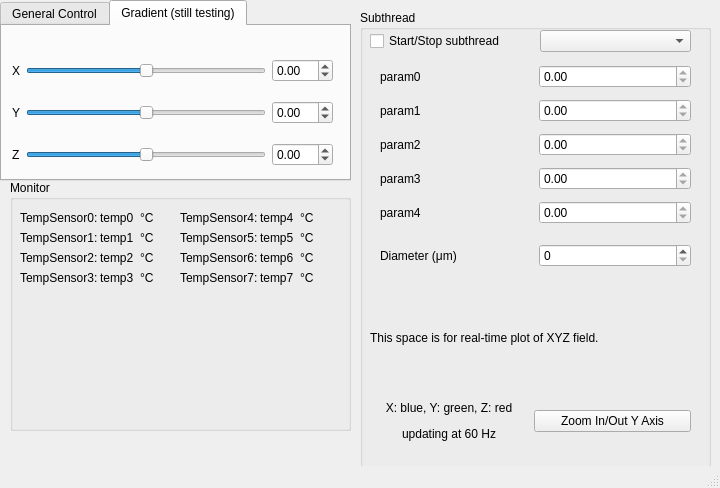
First picture: the form in EMSystem-Python/mainwindow.ui, repository ZhaoxinLee/EMSystem-Python, before the edit.
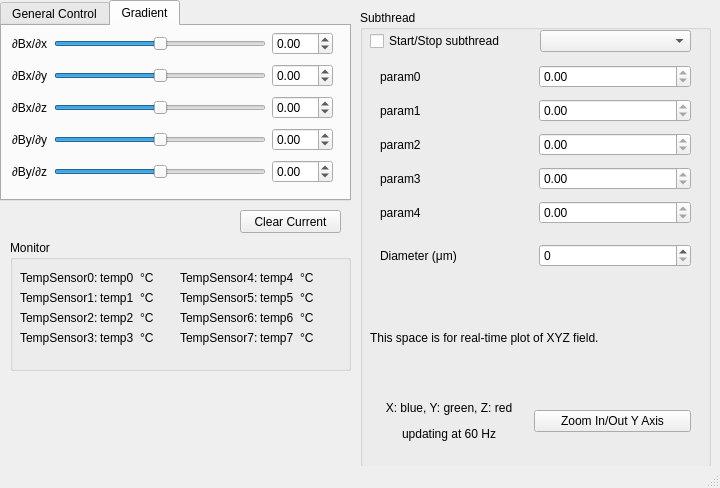
Second picture: the form after the edit. The open tabs and pages were chosen to show the change.

Diff of the .ui file:
```diff
--- a/EMSystem-Python/mainwindow.ui
+++ b/EMSystem-Python/mainwindow.ui
@@ -20,36 +20,23 @@
       <x>0</x>
       <y>0</y>
       <width>351</width>
-      <height>181</height>
+      <height>201</height>
      </rect>
     </property>
     <property name="currentIndex">
-     <number>0</number>
+     <number>1</number>
     </property>
     <widget class="QWidget" name="tab">
      <attribute name="title">
       <string>General Control</string>
      </attribute>
-     <widget class="QPushButton" name="btn_clearCurrent">
-      <property name="geometry">
-       <rect>
-        <x>230</x>
-        <y>10</y>
-        <width>101</width>
-        <height>23</height>
-       </rect>
-      </property>
-      <property name="text">
-       <string>Clear Current</string>
-      </property>
-     </widget>
      <widget class="QWidget" name="layoutWidget">
       <property name="geometry">
        <rect>
         <x>10</x>
-        <y>40</y>
+        <y>20</y>
         <width>321</width>
-        <height>101</height>
+        <height>121</height>
        </rect>
       </property>
       <layout class="QGridLayout" name="gridLayout">
@@ -166,66 +153,27 @@
     </widget>
     <widget class="QWidget" name="tab_2">
      <attribute name="title">
-      <string>Gradient (still testing)</string>
+      <string>Gradient</string>
      </attribute>
      <widget class="QWidget" name="layoutWidget_2">
       <property name="geometry">
        <rect>
         <x>10</x>
-        <y>20</y>
+        <y>3</y>
         <width>321</width>
-        <height>134</height>
+        <height>161</height>
        </rect>
       </property>
       <layout class="QGridLayout" name="gridLayout_2">
-       <item row="0" column="0">
-        <widget class="QLabel" name="label_7">
-         <property name="text">
-          <string>X</string>
-         </property>
-        </widget>
-       </item>
-       <item row="0" column="2">
-        <widget class="QDoubleSpinBox" name="dsb_xGradient">
-         <property name="minimum">
-          <double>-14.000000000000000</double>
-         </property>
-         <property name="maximum">
-          <double>14.000000000000000</double>
-         </property>
-         <property name="singleStep">
-          <double>0.500000000000000</double>
-         </property>
-        </widget>
-       </item>
        <item row="1" column="0">
         <widget class="QLabel" name="label_8">
          <property name="text">
-          <string>Y</string>
-         </property>
-        </widget>
-       </item>
-       <item row="1" column="1">
-        <widget class="QSlider" name="hsld_yGradient">
-         <property name="minimum">
-          <number>-1000</number>
-         </property>
-         <property name="maximum">
-          <number>1000</number>
-         </property>
-         <property name="singleStep">
-          <number>10</number>
-         </property>
-         <property name="pageStep">
-          <number>50</number>
-         </property>
-         <property name="orientation">
-          <enum>Qt::Horizontal</enum>
+          <string>∂Bx/∂y</string>
          </property>
         </widget>
        </item>
        <item row="1" column="2">
-        <widget class="QDoubleSpinBox" name="dsb_yGradient">
+        <widget class="QDoubleSpinBox" name="dsb_xyGradient">
          <property name="minimum">
           <double>-10.000000000000000</double>
          </property>
@@ -237,47 +185,15 @@
          </property>
         </widget>
        </item>
-       <item row="2" column="0">
-        <widget class="QLabel" name="label_9">
+       <item row="0" column="0">
+        <widget class="QLabel" name="label_7">
          <property name="text">
-          <string>Z</string>
-         </property>
-        </widget>
-       </item>
-       <item row="2" column="1">
-        <widget class="QSlider" name="hsld_zGradient">
-         <property name="minimum">
-          <number>-1000</number>
-         </property>
-         <property name="maximum">
-          <number>1000</number>
-         </property>
-         <property name="singleStep">
-          <number>10</number>
-         </property>
-         <property name="pageStep">
-          <number>50</number>
-         </property>
-         <property name="orientation">
-          <enum>Qt::Horizontal</enum>
-         </property>
-        </widget>
-       </item>
-       <item row="2" column="2">
-        <widget class="QDoubleSpinBox" name="dsb_zGradient">
-         <property name="minimum">
-          <double>-10.000000000000000</double>
-         </property>
-         <property name="maximum">
-          <double>2.500000000000000</double>
-         </property>
-         <property name="singleStep">
-          <double>0.500000000000000</double>
+          <string>∂Bx/∂x</string>
          </property>
         </widget>
        </item>
        <item row="0" column="1">
-        <widget class="QSlider" name="hsld_xGradient">
+        <widget class="QSlider" name="hsld_xxGradient">
          <property name="minimum">
           <number>-1400</number>
          </property>
@@ -295,6 +211,155 @@
          </property>
         </widget>
        </item>
+       <item row="3" column="0">
+        <widget class="QLabel" name="label_17">
+         <property name="text">
+          <string>∂By/∂y</string>
+         </property>
+        </widget>
+       </item>
+       <item row="2" column="0">
+        <widget class="QLabel" name="label_9">
+         <property name="text">
+          <string>∂Bx/∂z</string>
+         </property>
+        </widget>
+       </item>
+       <item row="2" column="1">
+        <widget class="QSlider" name="hsld_xzGradient">
+         <property name="minimum">
+          <number>-1000</number>
+         </property>
+         <property name="maximum">
+          <number>1000</number>
+         </property>
+         <property name="singleStep">
+          <number>10</number>
+         </property>
+         <property name="pageStep">
+          <number>50</number>
+         </property>
+         <property name="orientation">
+          <enum>Qt::Horizontal</enum>
+         </property>
+        </widget>
+       </item>
+       <item row="0" column="2">
+        <widget class="QDoubleSpinBox" name="dsb_xxGradient">
+         <property name="minimum">
+          <double>-14.000000000000000</double>
+         </property>
+         <property name="maximum">
+          <double>14.000000000000000</double>
+         </property>
+         <property name="singleStep">
+          <double>0.500000000000000</double>
+         </property>
+        </widget>
+       </item>
+       <item row="2" column="2">
+        <widget class="QDoubleSpinBox" name="dsb_xzGradient">
+         <property name="minimum">
+          <double>-10.000000000000000</double>
+         </property>
+         <property name="maximum">
+          <double>2.500000000000000</double>
+         </property>
+         <property name="singleStep">
+          <double>0.500000000000000</double>
+         </property>
+        </widget>
+       </item>
+       <item row="1" column="1">
+        <widget class="QSlider" name="hsld_xyGradient">
+         <property name="minimum">
+          <number>-1000</number>
+         </property>
+         <property name="maximum">
+          <number>1000</number>
+         </property>
+         <property name="singleStep">
+          <number>10</number>
+         </property>
+         <property name="pageStep">
+          <number>50</number>
+         </property>
+         <property name="orientation">
+          <enum>Qt::Horizontal</enum>
+         </property>
+        </widget>
+       </item>
+       <item row="4" column="0">
+        <widget class="QLabel" name="label_18">
+         <property name="text">
+          <string>∂By/∂z</string>
+         </property>
+        </widget>
+       </item>
+       <item row="3" column="1">
+        <widget class="QSlider" name="hsld_yyGradient">
+         <property name="minimum">
+          <number>-1000</number>
+         </property>
+         <property name="maximum">
+          <number>1000</number>
+         </property>
+         <property name="singleStep">
+          <number>10</number>
+         </property>
+         <property name="pageStep">
+          <number>50</number>
+         </property>
+         <property name="orientation">
+          <enum>Qt::Horizontal</enum>
+         </property>
+        </widget>
+       </item>
+       <item row="4" column="1">
+        <widget class="QSlider" name="hsld_yzGradient">
+         <property name="minimum">
+          <number>-1000</number>
+         </property>
+         <property name="maximum">
+          <number>1000</number>
+         </property>
+         <property name="singleStep">
+          <number>10</number>
+         </property>
+         <property name="pageStep">
+          <number>50</number>
+         </property>
+         <property name="orientation">
+          <enum>Qt::Horizontal</enum>
+         </property>
+        </widget>
+       </item>
+       <item row="3" column="2">
+        <widget class="QDoubleSpinBox" name="dsb_yyGradient">
+         <property name="minimum">
+          <double>-10.000000000000000</double>
+         </property>
+         <property name="maximum">
+          <double>2.500000000000000</double>
+         </property>
+         <property name="singleStep">
+          <double>0.500000000000000</double>
+         </property>
+        </widget>
+       </item>
+       <item row="4" column="2">
+        <widget class="QDoubleSpinBox" name="dsb_yzGradient">
+         <property name="minimum">
+          <double>-10.000000000000000</double>
+         </property>
+         <property name="maximum">
+          <double>2.500000000000000</double>
+         </property>
+         <property name="singleStep">
+          <double>0.500000000000000</double>
+         </property>
+        </widget>
+       </item>
       </layout>
      </widget>
     </widget>
@@ -306,9 +371,9 @@
     <property name="geometry">
      <rect>
       <x>10</x>
-      <y>180</y>
+      <y>240</y>
       <width>341</width>
-      <height>251</height>
+      <height>131</height>
      </rect>
     </property>
     <property name="title">
@@ -989,6 +1054,19 @@
     <zorder>gridLayoutWidget</zorder>
     <zorder>horizontalLayoutWidget</zorder>
    </widget>
+   <widget class="QPushButton" name="btn_clearCurrent">
+    <property name="geometry">
+     <rect>
+      <x>240</x>
+      <y>210</y>
+      <width>101</width>
+      <height>23</height>
+     </rect>
+    </property>
+    <property name="text">
+     <string>Clear Current</string>
+    </property>
+   </widget>
   </widget>
   <widget class="QMenuBar" name="menubar">
    <property name="geometry">
```
